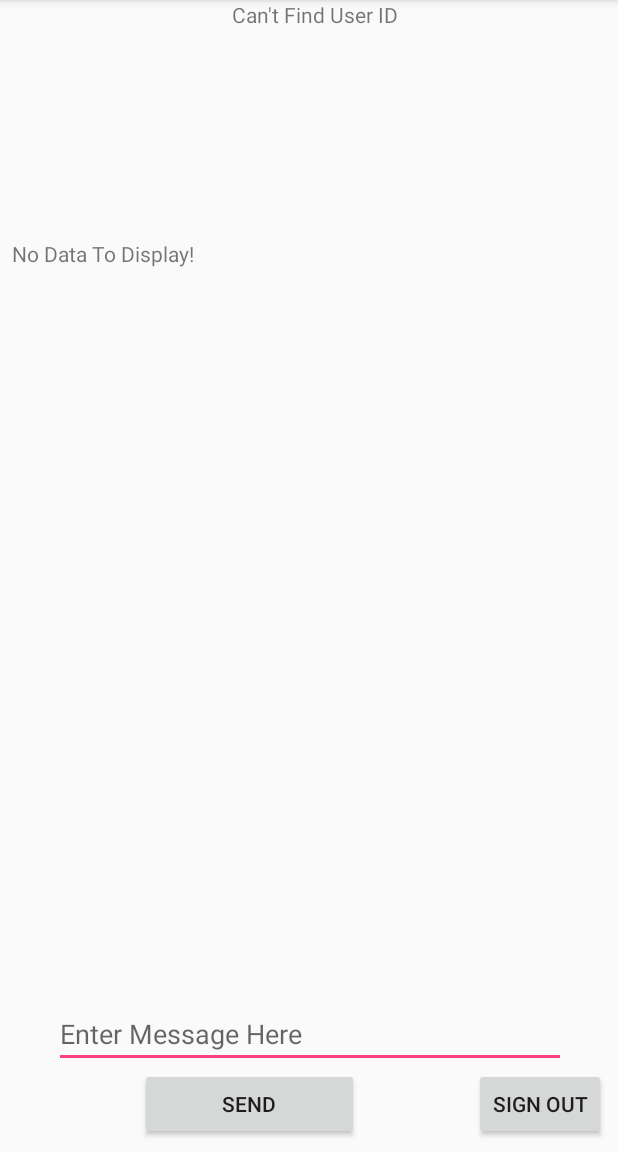
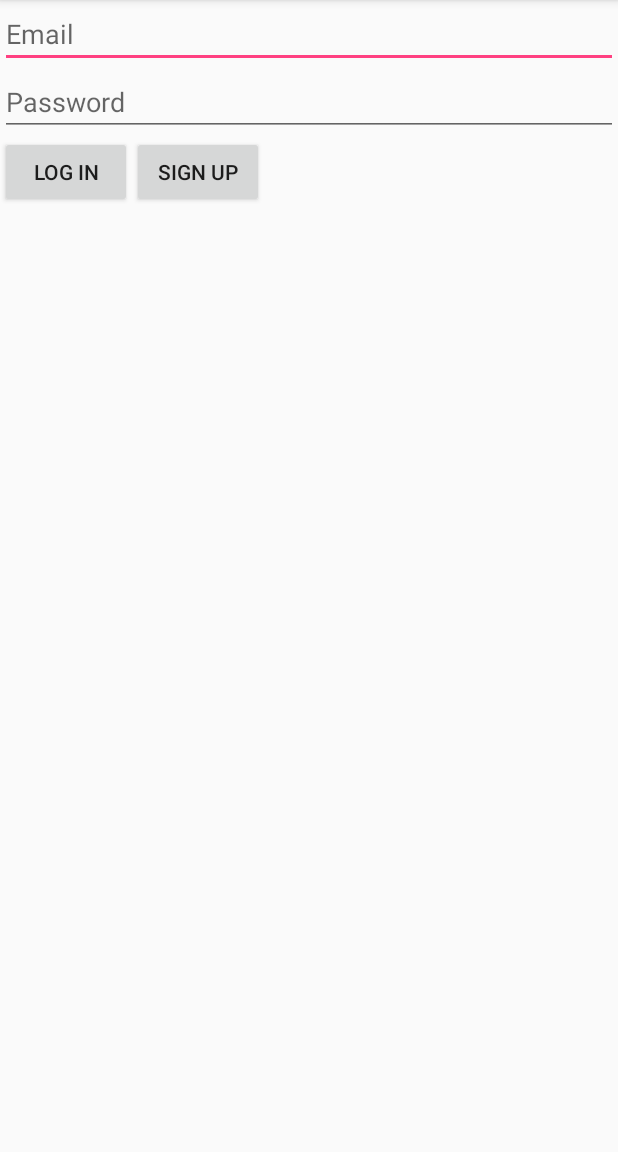
Before and after one commit to jparkteach/InClassAssignment09-JohnP, an Android app: the screen it shows after launch (MainActivity before the commit, LogInActivity after it), on a phone screen of 412 x 824 dp, the part 84-1236 px from its top. Run offline under Robolectric (Android 15) with nearby library versions, the phone set to English and light mode, and no system bars; our stand-ins replace Firebase (no records; nobody signed in at launch, a user with empty details on screens opened directly).

Commit message:
InClassActivity09

```diff
--- a/app/build.gradle
+++ b/app/build.gradle
@@ -26,10 +26,10 @@ dependencies {
     })
     compile 'com.android.support:appcompat-v7:25.3.1'
     compile 'com.android.support.constraint:constraint-layout:1.0.2'
-    testCompile 'junit:junit:4.12'
     compile 'com.google.firebase:firebase-core:10.2.0'
     compile 'com.google.firebase:firebase-auth:10.2.0'
     compile 'com.google.firebase:firebase-database:10.2.0'
     compile 'com.google.firebase:firebase-storage:10.2.0'
+    testCompile 'junit:junit:4.12'
 }
 apply plugin: 'com.google.gms.google-services'
--- a/app/src/main/AndroidManifest.xml
+++ b/app/src/main/AndroidManifest.xml
@@ -1,6 +1,8 @@
 <?xml version="1.0" encoding="utf-8"?>
 <manifest xmlns:android="http://schemas.android.com/apk/res/android"
     package="net.jptechnology.android.inclassassignment09_johnp">
+
+    <uses-permission android:name="android.permission.INTERNET" />
 
     <application
         android:allowBackup="true"
@@ -16,7 +18,7 @@
                 <category android:name="android.intent.category.LAUNCHER" />
             </intent-filter>
         </activity>
+        <activity android:name=".LogInActivity"></activity>
     </application>
 
-    <uses-permission android:name="android.permission.INTERNET" />
 </manifest>
--- /dev/null
+++ b/app/src/main/java/net/jptechnology/android/inclassassignment09_johnp/LogInActivity.java
@@ -0,0 +1,71 @@
+package net.jptechnology.android.inclassassignment09_johnp;
+
+import android.os.Bundle;
+import android.support.annotation.NonNull;
+import android.support.v7.app.AppCompatActivity;
+import android.view.View;
+import android.widget.EditText;
+import android.widget.Toast;
+
+import com.google.android.gms.tasks.OnCompleteListener;
+import com.google.android.gms.tasks.Task;
+import com.google.firebase.auth.AuthResult;
+import com.google.firebase.auth.FirebaseAuth;
+
+public class LogInActivity extends AppCompatActivity {
+    private EditText emailEditText;
+    private EditText passwordEditText;
+
+    private FirebaseAuth mAuth = FirebaseAuth.getInstance();
+
+    @Override
+    protected void onCreate(Bundle savedInstanceState) {
+        super.onCreate(savedInstanceState);
+        setContentView(R.layout.activity_log_in);
+
+        emailEditText = (EditText) findViewById(R.id.edit_text_email);
+        passwordEditText = (EditText) findViewById(R.id.edit_text_password);
+
+//        mAuth = FirebaseAuth.getInstance();
+    }
+
+    public void logIn(View view) {
+        String email = emailEditText.getText().toString();
+        String password = passwordEditText.getText().toString();
+
+        mAuth.signInWithEmailAndPassword(email, password)
+                .addOnCompleteListener(this, new OnCompleteListener<AuthResult>() {
+                    @Override
+                    public void onComplete(@NonNull Task<AuthResult> task) {
+                        if (!task.isSuccessful()) {
+                            Toast.makeText(LogInActivity.this, task.getException().toString(), Toast.LENGTH_SHORT).show();
+                        } else {
+                            Toast.makeText(LogInActivity.this, task.getResult().getUser().getEmail() + " logged in successful",
+                                    Toast.LENGTH_SHORT).show();
+                            finish();
+                        }
+
+                    }
+                });
+    }
+
+    public void SignUp(View view) {
+        String email = emailEditText.getText().toString();
+        String password = passwordEditText.getText().toString();
+
+        mAuth.createUserWithEmailAndPassword(email, password)
+                .addOnCompleteListener(this, new OnCompleteListener<AuthResult>() {
+                    @Override
+                    public void onComplete(@NonNull Task<AuthResult> task) {
+                        if (!task.isSuccessful()) {
+                            Toast.makeText(LogInActivity.this, task.getException().toString(), Toast.LENGTH_SHORT).show();
+                        } else {
+                            Toast.makeText(LogInActivity.this, task.getResult().getUser().getEmail() + " signed up successful",
+                                    Toast.LENGTH_SHORT).show();
+                            finish();
+                        }
+
+                    }
+                });
+    }
+}
--- a/app/src/main/java/net/jptechnology/android/inclassassignment09_johnp/MainActivity.java
+++ b/app/src/main/java/net/jptechnology/android/inclassassignment09_johnp/MainActivity.java
@@ -1,13 +1,109 @@
 package net.jptechnology.android.inclassassignment09_johnp;
 
+import android.content.Intent;
 import android.os.Bundle;
+import android.support.annotation.NonNull;
 import android.support.v7.app.AppCompatActivity;
+import android.view.View;
+import android.widget.TextView;
+import android.widget.Toast;
+
+import com.google.firebase.auth.FirebaseAuth;
+import com.google.firebase.auth.FirebaseUser;
+import com.google.firebase.database.ChildEventListener;
+import com.google.firebase.database.DataSnapshot;
+import com.google.firebase.database.DatabaseError;
+import com.google.firebase.database.DatabaseReference;
+import com.google.firebase.database.FirebaseDatabase;
+
+import java.util.ArrayList;
 
 public class MainActivity extends AppCompatActivity {
+    private TextView displayText;
+    private TextView userIdText;
+    private TextView messageText;
+    private FirebaseDatabase database = FirebaseDatabase.getInstance();
+    private FirebaseAuth auth = FirebaseAuth.getInstance();
+    private FirebaseAuth.AuthStateListener authListener;
+    private DatabaseReference userRef;
+    private ArrayList<message> messagesList = new ArrayList<>();
 
     @Override
     protected void onCreate(Bundle savedInstanceState) {
         super.onCreate(savedInstanceState);
         setContentView(R.layout.activity_main);
+
+        displayText = (TextView) findViewById(R.id.displayText);
+        userIdText = (TextView) findViewById(R.id.userIdText);
+        messageText = (TextView) findViewById(R.id.messageText);
+
+        authListener = new FirebaseAuth.AuthStateListener() {
+            @Override
+            public void onAuthStateChanged(@NonNull FirebaseAuth firebaseAuth) {
+                FirebaseUser user = firebaseAuth.getCurrentUser();
+                if (user == null)
+                    startActivity(new Intent(MainActivity.this, LogInActivity.class));
+                else {
+                    userRef = database.getReference(user.getUid());
+
+                    userIdText.setText(user.getUid());
+
+                    userRef.addChildEventListener(new ChildEventListener() {
+                        @Override
+                        public void onChildAdded(DataSnapshot dataSnapshot, String s) {
+                            messagesList.add(dataSnapshot.getValue(message.class));
+                            displayText();
+                        }
+
+                        @Override
+                        public void onChildChanged(DataSnapshot dataSnapshot, String s) {
+                            Toast.makeText(MainActivity.this, dataSnapshot.getValue(message.class) + " has changed", Toast.LENGTH_SHORT).show();
+                        }
+
+                        @Override
+                        public void onChildRemoved(DataSnapshot dataSnapshot) {
+                            Toast.makeText(MainActivity.this, dataSnapshot.getValue(message.class) + " is removed", Toast.LENGTH_SHORT).show();
+                        }
+
+                        @Override
+                        public void onChildMoved(DataSnapshot dataSnapshot, String s) {
+                        }
+
+                        @Override
+                        public void onCancelled(DatabaseError databaseError) {
+                        }
+                    });
+                }
+            }
+        };
+    }
+
+    @Override
+    protected void onStart() {
+        super.onStart();
+        auth.addAuthStateListener(authListener);
+    }
+
+    @Override
+    public void onStop() {
+        super.onStop();
+        auth.removeAuthStateListener(authListener);
+    }
+
+    private void displayText() {
+        String text = "";
+        for (message m : messagesList)
+            text += m + "\n";
+        displayText.setText(text);
+    }
+
+    public void send(View view) {
+        FirebaseUser user = auth.getCurrentUser();
+        DatabaseReference userRef = database.getReference(user.getUid());
+        userRef.push().setValue(new message(messageText.getText().toString()));
+    }
+
+    public void signOut(View view) {
+        auth.signOut();
     }
 }
--- /dev/null
+++ b/app/src/main/res/layout/activity_log_in.xml
@@ -0,0 +1,38 @@
+<?xml version="1.0" encoding="utf-8"?>
+<LinearLayout xmlns:android="http://schemas.android.com/apk/res/android"
+    android:layout_width="match_parent"
+    android:layout_height="match_parent"
+    android:orientation="vertical">
+
+    <EditText
+        android:id="@+id/edit_text_email"
+        android:layout_width="match_parent"
+        android:layout_height="wrap_content"
+        android:hint="Email"
+        android:inputType="textEmailAddress" />
+
+    <EditText
+        android:id="@+id/edit_text_password"
+        android:layout_width="match_parent"
+        android:layout_height="wrap_content"
+        android:hint="Password"
+        android:inputType="textPassword" />
+
+    <LinearLayout
+        android:layout_width="match_parent"
+        android:layout_height="wrap_content"
+        android:orientation="horizontal">
+
+        <Button
+            android:layout_width="wrap_content"
+            android:layout_height="wrap_content"
+            android:onClick="logIn"
+            android:text="Log In" />
+
+        <Button
+            android:layout_width="wrap_content"
+            android:layout_height="wrap_content"
+            android:onClick="SignUp"
+            android:text="Sign Up" />
+    </LinearLayout>
+</LinearLayout>
--- a/app/src/main/res/layout/activity_main.xml
+++ b/app/src/main/res/layout/activity_main.xml
@@ -43,7 +43,7 @@
         android:layout_height="wrap_content"
         android:layout_marginBottom="8dp"
         android:layout_marginRight="8dp"
-        android:onClick="singOut"
+        android:onClick="signOut"
         android:text="Sign Out"
         app:layout_constraintBottom_toBottomOf="parent"
         app:layout_constraintRight_toRightOf="parent" />
```
Also changed, not shown: app/src/main/java/net/jptechnology/android/inclassassignment09_johnp/message.java (added, +29 -0 lines).
